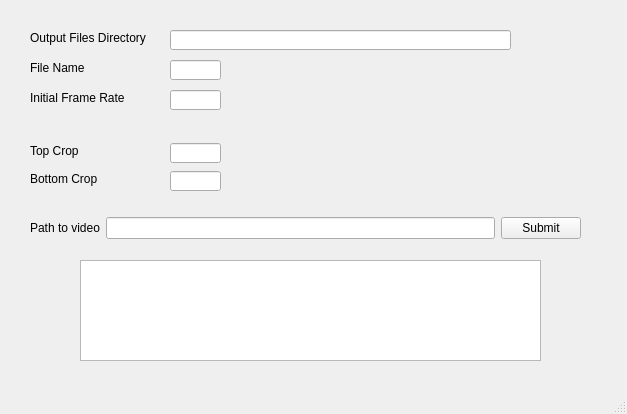
Above: firstwindow.ui from DevikaM/X-Matik-LaneAnnotation before the change. Below: the same form after it.
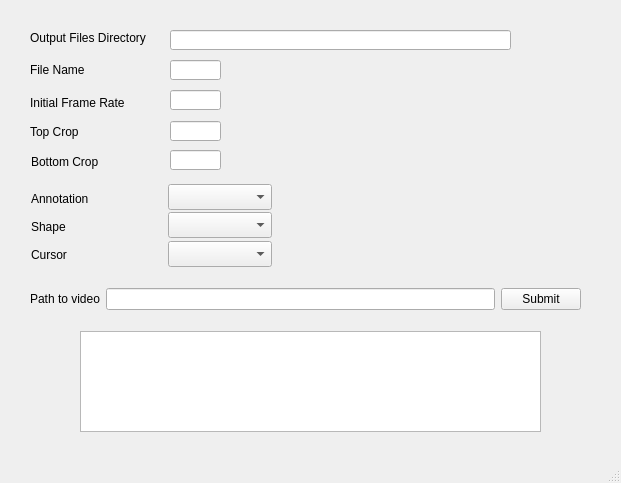
That is the form after the change.

Diff of the .ui file:
```diff
--- a/firstwindow.ui
+++ b/firstwindow.ui
@@ -6,8 +6,8 @@
    <rect>
     <x>0</x>
     <y>0</y>
-    <width>627</width>
-    <height>414</height>
+    <width>621</width>
+    <height>483</height>
    </rect>
   </property>
   <property name="windowTitle">
@@ -18,7 +18,7 @@
     <property name="geometry">
      <rect>
       <x>80</x>
-      <y>260</y>
+      <y>331</y>
       <width>461</width>
       <height>101</height>
      </rect>
@@ -38,7 +38,7 @@
     <property name="geometry">
      <rect>
       <x>30</x>
-      <y>60</y>
+      <y>62</y>
       <width>81</width>
       <height>16</height>
      </rect>
@@ -84,7 +84,7 @@
     <property name="geometry">
      <rect>
       <x>30</x>
-      <y>195</y>
+      <y>266</y>
       <width>551</width>
       <height>66</height>
      </rect>
@@ -113,7 +113,7 @@
     <property name="geometry">
      <rect>
       <x>30</x>
-      <y>90</y>
+      <y>95</y>
       <width>111</width>
       <height>16</height>
      </rect>
@@ -126,7 +126,7 @@
     <property name="geometry">
      <rect>
       <x>30</x>
-      <y>143</y>
+      <y>124</y>
       <width>60</width>
       <height>16</height>
      </rect>
@@ -139,7 +139,7 @@
     <property name="geometry">
      <rect>
       <x>170</x>
-      <y>143</y>
+      <y>121</y>
       <width>51</width>
       <height>20</height>
      </rect>
@@ -148,8 +148,8 @@
    <widget class="QLabel" name="label_6">
     <property name="geometry">
      <rect>
-      <x>30</x>
-      <y>171</y>
+      <x>31</x>
+      <y>154</y>
       <width>81</width>
       <height>16</height>
      </rect>
@@ -162,12 +162,99 @@
     <property name="geometry">
      <rect>
       <x>170</x>
-      <y>171</y>
+      <y>150</y>
       <width>51</width>
       <height>20</height>
      </rect>
     </property>
    </widget>
+   <widget class="QLabel" name="label_7">
+    <property name="geometry">
+     <rect>
+      <x>31</x>
+      <y>219</y>
+      <width>60</width>
+      <height>16</height>
+     </rect>
+    </property>
+    <property name="text">
+     <string>Shape</string>
+    </property>
+   </widget>
+   <widget class="QLabel" name="label_8">
+    <property name="geometry">
+     <rect>
+      <x>31</x>
+      <y>247</y>
+      <width>60</width>
+      <height>16</height>
+     </rect>
+    </property>
+    <property name="text">
+     <string>Cursor</string>
+    </property>
+   </widget>
+   <widget class="QComboBox" name="shapeComboBox">
+    <property name="geometry">
+     <rect>
+      <x>168</x>
+      <y>212</y>
+      <width>104</width>
+      <height>26</height>
+     </rect>
+    </property>
+    <property name="maxVisibleItems">
+     <number>4</number>
+    </property>
+    <property name="maxCount">
+     <number>10</number>
+    </property>
+   </widget>
+   <widget class="QComboBox" name="cursorComboBox">
+    <property name="geometry">
+     <rect>
+      <x>168</x>
+      <y>241</y>
+      <width>104</width>
+      <height>26</height>
+     </rect>
+    </property>
+    <property name="maxVisibleItems">
+     <number>4</number>
+    </property>
+    <property name="maxCount">
+     <number>10</number>
+    </property>
+   </widget>
+   <widget class="QLabel" name="label_10">
+    <property name="geometry">
+     <rect>
+      <x>31</x>
+      <y>191</y>
+      <width>71</width>
+      <height>16</height>
+     </rect>
+    </property>
+    <property name="text">
+     <string>Annotation</string>
+    </property>
+   </widget>
+   <widget class="QComboBox" name="annotationComboBox">
+    <property name="geometry">
+     <rect>
+      <x>168</x>
+      <y>184</y>
+      <width>104</width>
+      <height>26</height>
+     </rect>
+    </property>
+    <property name="maxVisibleItems">
+     <number>4</number>
+    </property>
+    <property name="maxCount">
+     <number>10</number>
+    </property>
+   </widget>
   </widget>
   <widget class="QMenuBar" name="menubar">
    <property name="geometry">
```
Left out of the diff: 2 changed lines with no effect on the pictures.
